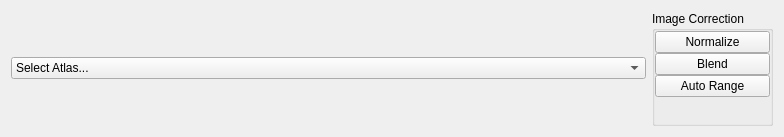
Qt form lib/analysis/modules/MosaicEditor/MosaicEditorTemplate.ui (acq4/acq4) before a commit.
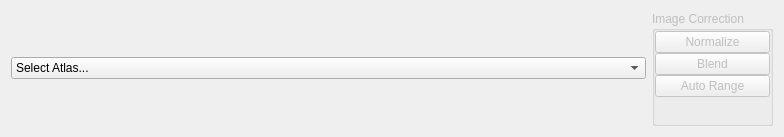
The same form after that commit.

Commit message: disabled ImageCorrection buttons in MosaicEditor because they currently aren't programmed to do anything

```diff
--- a/lib/analysis/modules/MosaicEditor/MosaicEditorTemplate.ui
+++ b/lib/analysis/modules/MosaicEditor/MosaicEditorTemplate.ui
@@ -27,6 +27,9 @@
        <layout class="QGridLayout" name="gridLayout_3">
         <item row="0" column="1">
          <widget class="QGroupBox" name="groupBox_2">
+          <property name="enabled">
+           <bool>false</bool>
+          </property>
           <property name="sizePolicy">
            <sizepolicy hsizetype="Preferred" vsizetype="Preferred">
             <horstretch>10</horstretch>
@@ -45,6 +48,9 @@
            </property>
            <item>
             <widget class="QPushButton" name="normalizeBtn">
+             <property name="enabled">
+              <bool>false</bool>
+             </property>
              <property name="text">
               <string>Normalize</string>
              </property>
@@ -52,6 +58,9 @@
            </item>
            <item>
             <widget class="QPushButton" name="blendBtn">
+             <property name="enabled">
+              <bool>false</bool>
+             </property>
              <property name="text">
               <string>Blend</string>
              </property>
@@ -59,6 +68,9 @@
            </item>
            <item>
             <widget class="QPushButton" name="autoRangeBtn">
+             <property name="enabled">
+              <bool>false</bool>
+             </property>
              <property name="text">
               <string>Auto Range</string>
              </property>
```
The commit also changes 1 other file.
